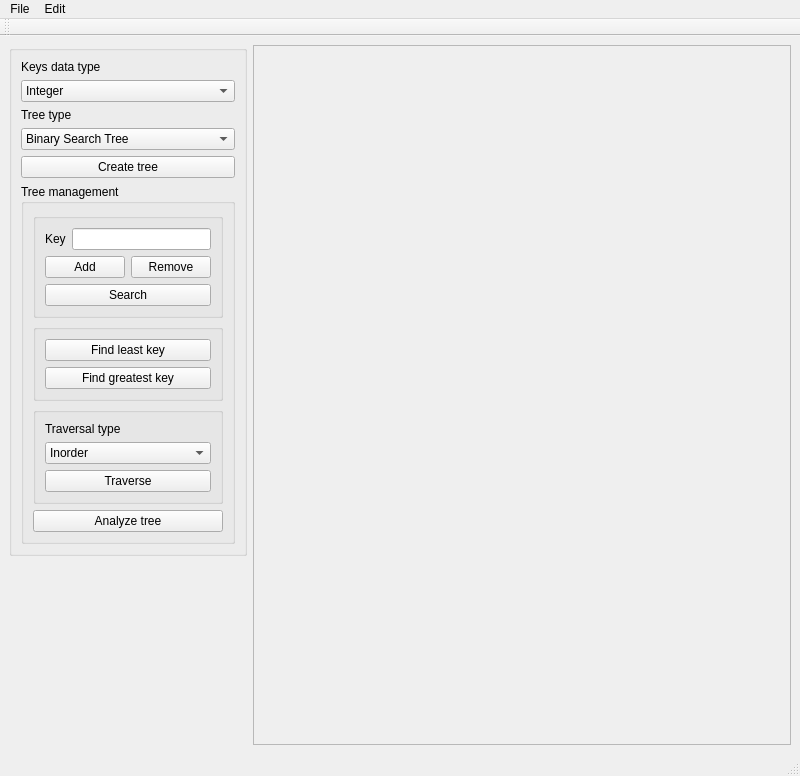
Before: the Qt Designer form Lab2/mainwindow.ui in TymofiiPys/PysarenkovOOP, drawn with Qt 5.
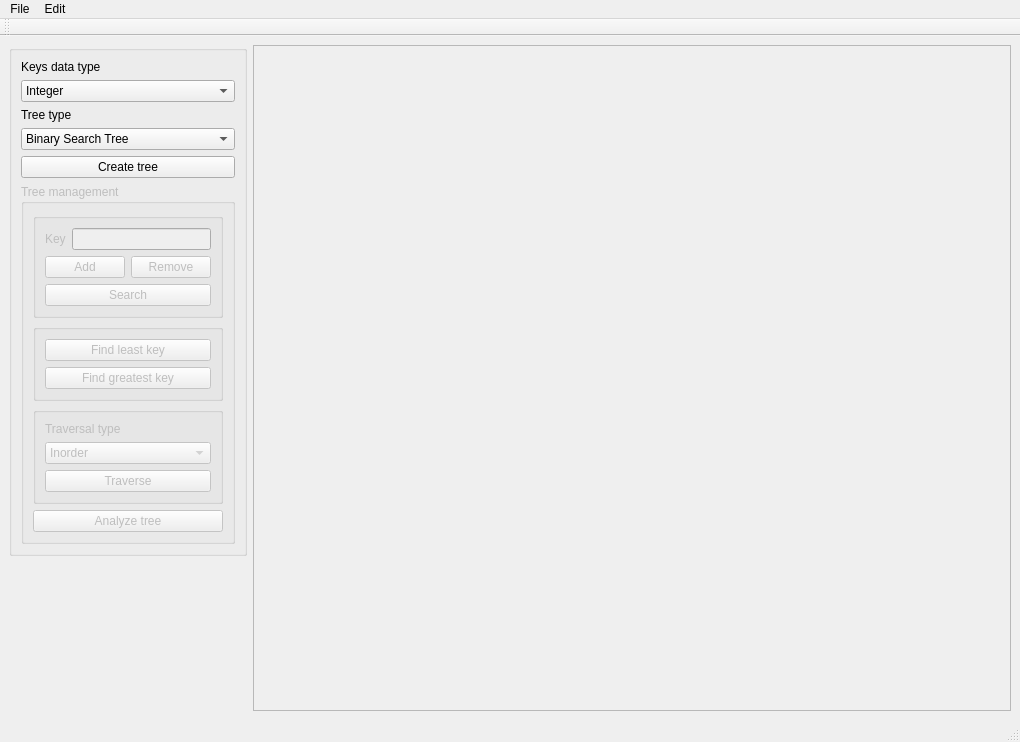
After: the same form once the commit is applied.

Patch:
```diff
--- a/Lab2/mainwindow.ui
+++ b/Lab2/mainwindow.ui
@@ -6,8 +6,8 @@
    <rect>
     <x>0</x>
     <y>0</y>
-    <width>800</width>
-    <height>776</height>
+    <width>1020</width>
+    <height>742</height>
    </rect>
   </property>
   <property name="windowTitle">
@@ -88,7 +88,10 @@
         </widget>
        </item>
        <item>
-        <widget class="QGroupBox" name="groupBox_2">
+        <widget class="QGroupBox" name="groupBox_tree_manag">
+         <property name="enabled">
+          <bool>false</bool>
+         </property>
          <property name="title">
           <string>Tree management</string>
          </property>
@@ -233,8 +236,8 @@
         <rect>
          <x>0</x>
          <y>0</y>
-         <width>516</width>
-         <height>689</height>
+         <width>736</width>
+         <height>649</height>
         </rect>
        </property>
       </widget>
@@ -247,11 +250,11 @@
     <rect>
      <x>0</x>
      <y>0</y>
-     <width>800</width>
+     <width>1020</width>
      <height>25</height>
     </rect>
    </property>
-   <widget class="QMenu" name="menu">
+   <widget class="QMenu" name="menu_file">
     <property name="title">
      <string>File</string>
     </property>
@@ -262,14 +265,14 @@
     <addaction name="separator"/>
     <addaction name="action_exit"/>
    </widget>
-   <widget class="QMenu" name="menu_2">
+   <widget class="QMenu" name="menu_edit">
     <property name="title">
      <string>Edit</string>
     </property>
     <addaction name="action_undo"/>
    </widget>
-   <addaction name="menu"/>
-   <addaction name="menu_2"/>
+   <addaction name="menu_file"/>
+   <addaction name="menu_edit"/>
   </widget>
   <widget class="QStatusBar" name="statusbar"/>
   <widget class="QToolBar" name="toolBar">
```
Left out of the diff: 45 changed lines with no effect on the pictures.
